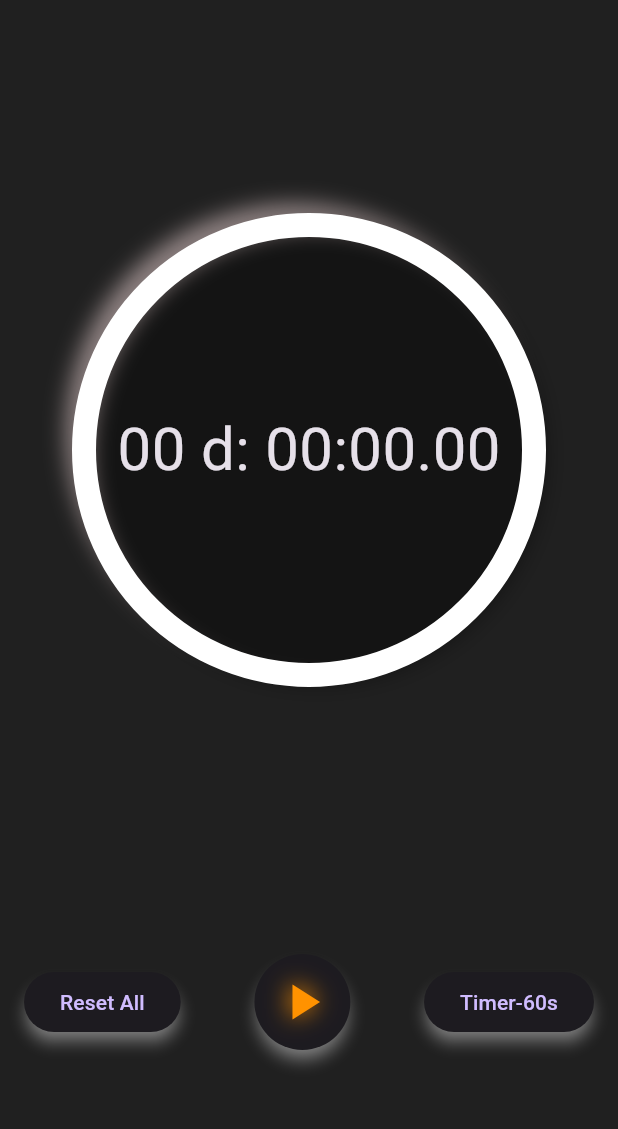
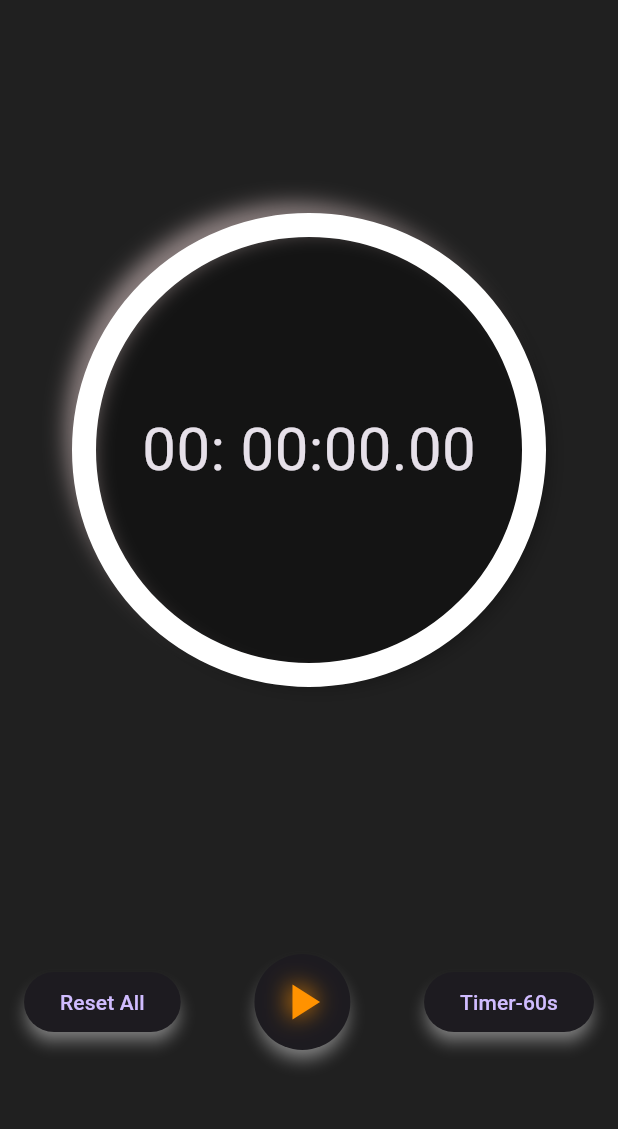
Before and after one commit to sanjiv576/PRODIGY_AD_03, a Flutter app: the screen it shows after launch, on a phone screen of 412 x 824 dp, the part 72-1201 px from its top. Run offline on Flutter 3.47's test engine with Material 3 defaults, Android fonts, the phone set to English and light mode, and no system bars; our stand-ins replace lottie.

Commit message:
remove typo

```diff
--- a/lib/widgets/circular_time_widgets.dart
+++ b/lib/widgets/circular_time_widgets.dart
@@ -66,7 +66,7 @@ class CircularTimeWidgets extends StatelessWidget {
           ),
           Text(
             isStopwatch
-                ? '$hours d: $minutes:$seconds.$miliseconds'
+                ? '$hours: $minutes:$seconds.$miliseconds'
                 : '$seconds.$miliseconds',
             style: const TextStyle(fontSize: 40),
           ),
```
